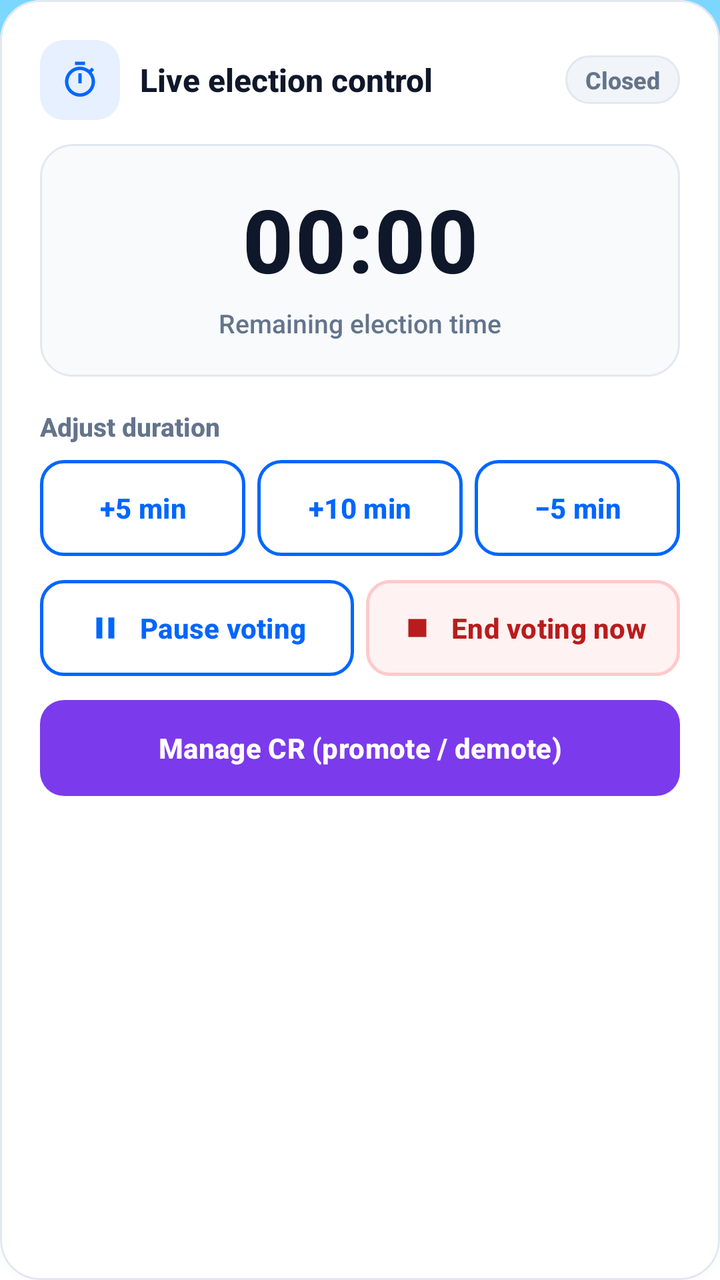
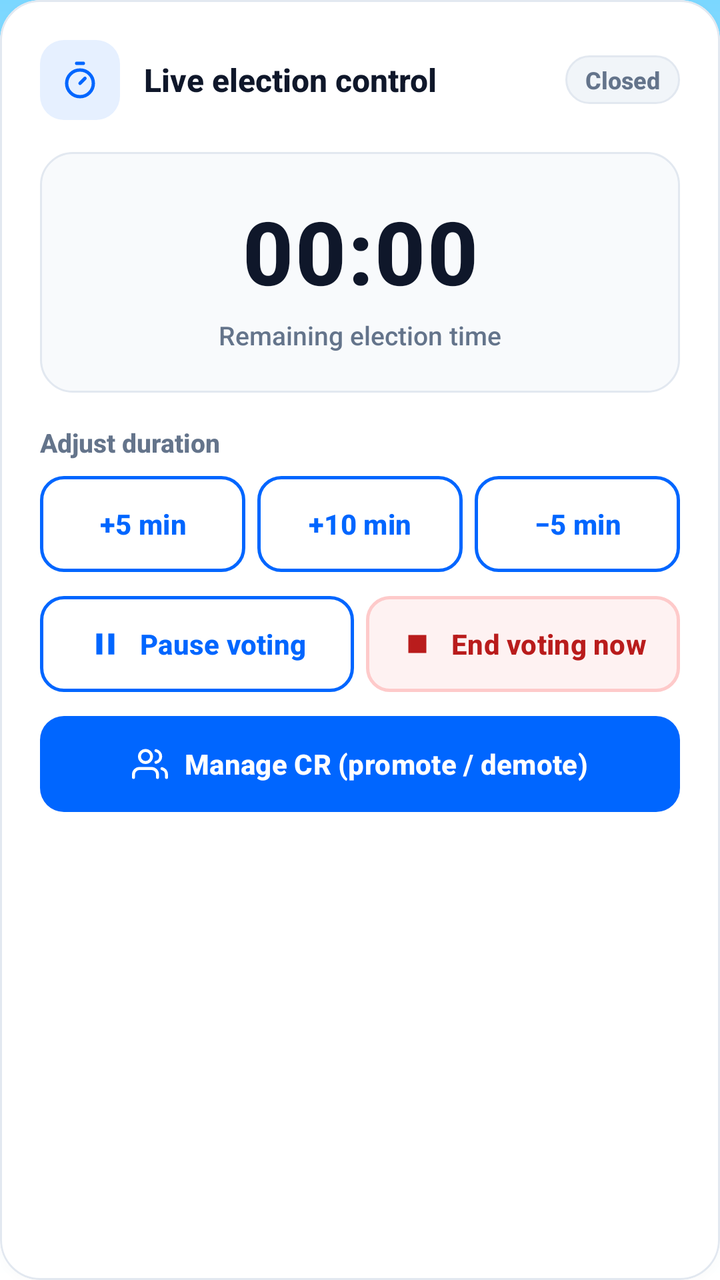

Screens rendered from an Android XML layout before and after an edit, with the pre-edit source and the edit as a unified diff.
<!-- AndroidManifest.xml: application theme Theme.CRConnect -->
<!-- res/layout/teacher_dashboard_control.xml -->
<?xml version="1.0" encoding="utf-8"?>
<com.google.android.material.card.MaterialCardView
    xmlns:android="http://schemas.android.com/apk/res/android"
    xmlns:app="http://schemas.android.com/apk/res-auto"
    xmlns:tools="http://schemas.android.com/tools"
    android:id="@+id/cardLiveElectionControls"
    android:layout_width="match_parent"
    android:layout_height="wrap_content"
    android:layout_marginBottom="16dp"
    android:hapticFeedbackEnabled="true"
    app:cardBackgroundColor="#FFFFFF"
    app:cardCornerRadius="20dp"
    app:cardElevation="2dp"
    app:strokeColor="#E2E8F0"
    app:strokeWidth="1dp"
    android:outlineAmbientShadowColor="#14000000"
    android:outlineSpotShadowColor="#14000000"
    tools:ignore="UnusedAttribute">

    <LinearLayout
        android:layout_width="match_parent"
        android:layout_height="wrap_content"
        android:orientation="vertical"
        android:padding="20dp">

        
        <RelativeLayout
            android:layout_width="match_parent"
            android:layout_height="wrap_content"
            android:layout_marginBottom="12dp">

            <LinearLayout
                android:layout_width="wrap_content"
                android:layout_height="wrap_content"
                android:layout_alignParentStart="true"
                android:layout_centerVertical="true"
                android:gravity="center_vertical"
                android:orientation="horizontal">

                
                <FrameLayout
                    android:layout_width="40dp"
                    android:layout_height="40dp"
                    android:background="@drawable/bg_icon_badge"
                    android:layout_marginEnd="10dp">
                    <ImageView
                        android:layout_width="20dp"
                        android:layout_height="20dp"
                        android:layout_gravity="center"
                        android:src="@drawable/ic_nav_timer"
                        app:tint="#0066FF" />
                </FrameLayout>

                <TextView
                    android:layout_width="wrap_content"
                    android:layout_height="wrap_content"
                    android:text="Live election control"
                    android:textColor="#0F172A"
                    android:textSize="16sp"
                    android:textStyle="bold" />
            </LinearLayout>

            <TextView
                android:id="@+id/tvAdminTimerStatus"
                android:layout_width="wrap_content"
                android:layout_height="wrap_content"
                android:layout_alignParentEnd="true"
                android:layout_centerVertical="true"
                android:background="@drawable/bg_chip_muted"
                android:paddingHorizontal="10dp"
                android:paddingVertical="4dp"
                android:text="Closed"
                android:textColor="#64748B"
                android:textSize="12sp"
                android:textStyle="bold" />
        </RelativeLayout>

        
        <LinearLayout
            android:layout_width="match_parent"
            android:layout_height="wrap_content"
            android:layout_marginBottom="16dp"
            android:background="@drawable/bg_timer_box"
            android:gravity="center_horizontal"
            android:orientation="vertical"
            android:paddingHorizontal="12dp"
            android:paddingVertical="18dp">

            <TextView
                android:id="@+id/tvAdminTimerDisplay"
                android:layout_width="wrap_content"
                android:layout_height="wrap_content"
                android:gravity="center_horizontal"
                android:letterSpacing="0.02"
                android:fontFeatureSettings="tnum"
                android:text="00:00"
                android:textAlignment="center"
                android:textColor="#0F172A"
                android:textSize="44sp"
                android:textStyle="bold" />

            <TextView
                android:layout_width="wrap_content"
                android:layout_height="wrap_content"
                android:layout_marginTop="4dp"
                android:gravity="center_horizontal"
                android:text="Remaining election time"
                android:textAlignment="center"
                android:textColor="#64748B"
                android:textSize="13sp" />
        </LinearLayout>

        
        <TextView
            android:layout_width="wrap_content"
            android:layout_height="wrap_content"
            android:layout_marginBottom="8dp"
            android:text="Adjust duration"
            android:textColor="#64748B"
            android:textSize="13sp"
            android:textStyle="bold" />

        
        <LinearLayout
            android:layout_width="match_parent"
            android:layout_height="wrap_content"
            android:layout_marginBottom="12dp"
            android:orientation="horizontal"
            android:weightSum="3">

            <com.google.android.material.button.MaterialButton
                android:id="@+id/btnExtend5Min"
                style="@style/Widget.Material3.Button.OutlinedButton"
                android:layout_width="0dp"
                android:layout_height="48dp"
                android:layout_marginEnd="6dp"
                android:layout_weight="1"
                android:hapticFeedbackEnabled="true"
                android:padding="0dp"
                android:text="+5 min"
                android:textAllCaps="false"
                android:textColor="#0066FF"
                android:textSize="14sp"
                android:textStyle="bold"
                app:strokeColor="#0066FF"
                app:strokeWidth="1.5dp"
                app:backgroundTint="#FFFFFF"
                app:cornerRadius="12dp"
                android:insetBottom="0dp"
                android:insetTop="0dp" />

            <com.google.android.material.button.MaterialButton
                android:id="@+id/btnExtend10Min"
                style="@style/Widget.Material3.Button.OutlinedButton"
                android:layout_width="0dp"
                android:layout_height="48dp"
                android:layout_marginEnd="6dp"
                android:layout_weight="1"
                android:hapticFeedbackEnabled="true"
                android:padding="0dp"
                android:text="+10 min"
                android:textAllCaps="false"
                android:textColor="#0066FF"
                android:textSize="14sp"
                android:textStyle="bold"
                app:strokeColor="#0066FF"
                app:strokeWidth="1.5dp"
                app:backgroundTint="#FFFFFF"
                app:cornerRadius="12dp"
                android:insetBottom="0dp"
                android:insetTop="0dp" />

            <com.google.android.material.button.MaterialButton
                android:id="@+id/btnReduce5Min"
                style="@style/Widget.Material3.Button.OutlinedButton"
                android:layout_width="0dp"
                android:layout_height="48dp"
                android:layout_weight="1"
                android:hapticFeedbackEnabled="true"
                android:padding="0dp"
                android:text="−5 min"
                android:textAllCaps="false"
                android:textColor="#0066FF"
                android:textSize="14sp"
                android:textStyle="bold"
                app:strokeColor="#0066FF"
                app:strokeWidth="1.5dp"
                app:backgroundTint="#FFFFFF"
                app:cornerRadius="12dp"
                android:insetBottom="0dp"
                android:insetTop="0dp" />
        </LinearLayout>

        
        <LinearLayout
            android:layout_width="match_parent"
            android:layout_height="wrap_content"
            android:orientation="horizontal"
            android:weightSum="2">

            <com.google.android.material.button.MaterialButton
                android:id="@+id/btnPauseResume"
                style="@style/Widget.Material3.Button.OutlinedButton"
                android:layout_width="0dp"
                android:layout_height="48dp"
                android:layout_marginEnd="6dp"
                android:layout_weight="1"
                android:hapticFeedbackEnabled="true"
                android:padding="0dp"
                android:text="Pause voting"
                android:textAllCaps="false"
                android:textColor="#0066FF"
                android:textSize="14sp"
                android:textStyle="bold"
                app:icon="@drawable/ic_pause"
                app:iconTint="#0066FF"
                app:iconSize="18dp"
                app:iconGravity="textStart"
                app:iconPadding="8dp"
                android:gravity="center"
                app:strokeColor="#0066FF"
                app:strokeWidth="1.5dp"
                app:backgroundTint="#FFFFFF"
                app:cornerRadius="12dp"
                android:insetBottom="0dp"
                android:insetTop="0dp" />

            <com.google.android.material.button.MaterialButton
                android:id="@+id/btnEndVotingNow"
                android:layout_width="0dp"
                android:layout_height="48dp"
                android:layout_weight="1"
                android:hapticFeedbackEnabled="true"
                android:padding="0dp"
                android:text="End voting now"
                android:textAllCaps="false"
                android:textColor="#B91C1C"
                android:textSize="14sp"
                android:textStyle="bold"
                app:icon="@drawable/ic_stop"
                app:iconTint="#B91C1C"
                app:iconSize="18dp"
                app:iconGravity="textStart"
                app:iconPadding="8dp"
                android:gravity="center"
                app:strokeColor="#FECACA"
                app:strokeWidth="1.5dp"
                app:backgroundTint="#FEF2F2"
                app:cornerRadius="12dp"
                android:insetBottom="0dp"
                android:insetTop="0dp" />
        </LinearLayout>

        
        <com.google.android.material.button.MaterialButton
            android:id="@+id/btnManageCR"
            android:layout_width="match_parent"
            android:layout_height="48dp"
            android:layout_marginTop="12dp"
            android:hapticFeedbackEnabled="true"
            android:text="Manage CR (promote / demote)"
            android:textAllCaps="false"
            android:textColor="#FFFFFF"
            android:textSize="14sp"
            android:textStyle="bold"
            app:backgroundTint="@color/primary"
            app:cornerRadius="12dp"
            android:insetBottom="0dp"
            android:insetTop="0dp" />

    </LinearLayout>
</com.google.android.material.card.MaterialCardView>
<!-- resources referenced by this layout -->
<resources>
  <color name="primary">#7C3AED</color>
  <!-- drawable bg_chip_muted (drawable) -->
  <?xml version="1.0" encoding="utf-8"?>
  <shape xmlns:android="http://schemas.android.com/apk/res/android"
      android:shape="rectangle">
      <solid android:color="#F1F5F9" />
      <corners android:radius="999dp" />
      <stroke android:width="1dp" android:color="#E2E8F0" />
  </shape>
  <!-- drawable bg_icon_badge (drawable) -->
  <?xml version="1.0" encoding="utf-8"?>
  <shape xmlns:android="http://schemas.android.com/apk/res/android"
      android:shape="rectangle">
      <solid android:color="#E6F0FF"/>
      <corners android:radius="12dp"/>
  </shape>
  <!-- drawable bg_timer_box (drawable) -->
  <?xml version="1.0" encoding="utf-8"?>
  <shape xmlns:android="http://schemas.android.com/apk/res/android"
      android:shape="rectangle">
      <solid android:color="#F8FAFC" />
      <corners android:radius="16dp" />
      <stroke android:width="1dp" android:color="#E2E8F0" />
  </shape>
  <!-- drawable ic_nav_timer (drawable) -->
  <vector xmlns:android="http://schemas.android.com/apk/res/android"
      android:width="24dp"
      android:height="24dp"
      android:viewportWidth="24"
      android:viewportHeight="24">
      <path
          android:fillColor="#FFFFFFFF"
          android:pathData="M15,1H9v2h6V1zM11,14h2V8h-2V14zM19.03,7.39l1.42,-1.42c-0.43,-0.51 -0.9,-0.99 -1.41,-1.41l-1.42,1.42C16.07,4.74 14.12,4 12,4c-4.97,0 -9,4.03 -9,9s4.03,9 9,9s9,-4.03 9,-9c0,-2.12 -0.74,-4.07 -1.97,-5.61zM12,20c-3.87,0 -7,-3.13 -7,-7s3.13,-7 7,-7s7,3.13 7,7s-3.13,7 -7,7z"/>
  </vector>
  <!-- drawable ic_pause (drawable) -->
  <vector xmlns:android="http://schemas.android.com/apk/res/android"
      android:width="24dp"
      android:height="24dp"
      android:viewportWidth="24"
      android:viewportHeight="24">
      <path
          android:fillColor="#FFFFFFFF"
          android:pathData="M6,19h4V5H6v14zm8,-14v14h4V5h-4z"/>
  </vector>
  <!-- drawable ic_stop (drawable) -->
  <vector xmlns:android="http://schemas.android.com/apk/res/android"
      android:width="24dp"
      android:height="24dp"
      android:viewportWidth="24"
      android:viewportHeight="24">
      <path
          android:fillColor="#FFFFFFFF"
          android:pathData="M6,6h12v12H6z"/>
  </vector>
  <style name="Theme.CRConnect" parent="Base.Theme.CRConnect" />
  <color name="primary_pressed">#0052CC</color>
  <!-- drawable bg_gradient (drawable) -->
  <?xml version="1.0" encoding="utf-8"?>
  <shape xmlns:android="http://schemas.android.com/apk/res/android"
      android:shape="rectangle">
      <gradient
          android:angle="270"
          android:startColor="#7BD7FF"
          android:centerColor="#D1F2FF"
          android:endColor="#FFFFFF"
          android:type="linear" />
  </shape>
  <color name="card_bg">#FFFFFF</color>
  <color name="title_text">#0F172A</color>
  <color name="muted_text">#64748B</color>
  <color name="error_red">#DC2626</color>
  <!-- unchanged entries left out for length: 1 -->
</resources>

<!-- the commit's change to res/layout/teacher_dashboard_control.xml (unified diff, before → after) -->
@@ -27,7 +27,7 @@
         <RelativeLayout
             android:layout_width="match_parent"
             android:layout_height="wrap_content"
-            android:layout_marginBottom="12dp">
+            android:layout_marginBottom="16dp">
 
             <LinearLayout
                 android:layout_width="wrap_content"
@@ -42,13 +42,14 @@
                     android:layout_width="40dp"
                     android:layout_height="40dp"
                     android:background="@drawable/bg_icon_badge"
-                    android:layout_marginEnd="10dp">
+                    android:layout_marginEnd="12dp">
                     <ImageView
                         android:layout_width="20dp"
                         android:layout_height="20dp"
                         android:layout_gravity="center"
                         android:src="@drawable/ic_nav_timer"
-                        app:tint="#0066FF" />
+                        app:tint="#0066FF"
+                        tools:ignore="ContentDescription" />
                 </FrameLayout>
 
                 <TextView
@@ -83,16 +84,16 @@
             android:background="@drawable/bg_timer_box"
             android:gravity="center_horizontal"
             android:orientation="vertical"
-            android:paddingHorizontal="12dp"
-            android:paddingVertical="18dp">
+            android:padding="20dp">
 
             <TextView
                 android:id="@+id/tvAdminTimerDisplay"
                 android:layout_width="wrap_content"
                 android:layout_height="wrap_content"
+                android:fontFamily="sans-serif-monospace"
+                android:fontFeatureSettings="tnum"
                 android:gravity="center_horizontal"
                 android:letterSpacing="0.02"
-                android:fontFeatureSettings="tnum"
                 android:text="00:00"
                 android:textAlignment="center"
                 android:textColor="#0F172A"
@@ -136,18 +137,18 @@
                 android:layout_marginEnd="6dp"
                 android:layout_weight="1"
                 android:hapticFeedbackEnabled="true"
+                android:insetTop="0dp"
+                android:insetBottom="0dp"
                 android:padding="0dp"
                 android:text="+5 min"
                 android:textAllCaps="false"
                 android:textColor="#0066FF"
                 android:textSize="14sp"
                 android:textStyle="bold"
-                app:strokeColor="#0066FF"
-                app:strokeWidth="1.5dp"
-                app:backgroundTint="#FFFFFF"
-                app:cornerRadius="12dp"
-                android:insetBottom="0dp"
-                android:insetTop="0dp" />
+                app:backgroundTint="#FFFFFF"
+                app:cornerRadius="12dp"
+                app:strokeColor="#0066FF"
+                app:strokeWidth="1.5dp" />
 
             <com.google.android.material.button.MaterialButton
                 android:id="@+id/btnExtend10Min"
@@ -157,18 +158,18 @@
                 android:layout_marginEnd="6dp"
                 android:layout_weight="1"
                 android:hapticFeedbackEnabled="true"
+                android:insetTop="0dp"
+                android:insetBottom="0dp"
                 android:padding="0dp"
                 android:text="+10 min"
                 android:textAllCaps="false"
                 android:textColor="#0066FF"
                 android:textSize="14sp"
                 android:textStyle="bold"
-                app:strokeColor="#0066FF"
-                app:strokeWidth="1.5dp"
-                app:backgroundTint="#FFFFFF"
-                app:cornerRadius="12dp"
-                android:insetBottom="0dp"
-                android:insetTop="0dp" />
+                app:backgroundTint="#FFFFFF"
+                app:cornerRadius="12dp"
+                app:strokeColor="#0066FF"
+                app:strokeWidth="1.5dp" />
 
             <com.google.android.material.button.MaterialButton
                 android:id="@+id/btnReduce5Min"
@@ -177,18 +178,18 @@
                 android:layout_height="48dp"
                 android:layout_weight="1"
                 android:hapticFeedbackEnabled="true"
+                android:insetTop="0dp"
+                android:insetBottom="0dp"
                 android:padding="0dp"
                 android:text="−5 min"
                 android:textAllCaps="false"
                 android:textColor="#0066FF"
                 android:textSize="14sp"
                 android:textStyle="bold"
-                app:strokeColor="#0066FF"
-                app:strokeWidth="1.5dp"
-                app:backgroundTint="#FFFFFF"
-                app:cornerRadius="12dp"
-                android:insetBottom="0dp"
-                android:insetTop="0dp" />
+                app:backgroundTint="#FFFFFF"
+                app:cornerRadius="12dp"
+                app:strokeColor="#0066FF"
+                app:strokeWidth="1.5dp" />
         </LinearLayout>
 
         
@@ -205,50 +206,50 @@
                 android:layout_height="48dp"
                 android:layout_marginEnd="6dp"
                 android:layout_weight="1"
-                android:hapticFeedbackEnabled="true"
+                android:gravity="center"
+                android:hapticFeedbackEnabled="true"
+                android:insetTop="0dp"
+                android:insetBottom="0dp"
                 android:padding="0dp"
                 android:text="Pause voting"
                 android:textAllCaps="false"
                 android:textColor="#0066FF"
                 android:textSize="14sp"
                 android:textStyle="bold"
+                app:backgroundTint="#FFFFFF"
+                app:cornerRadius="12dp"
                 app:icon="@drawable/ic_pause"
-                app:iconTint="#0066FF"
-                app:iconSize="18dp"
                 app:iconGravity="textStart"
                 app:iconPadding="8dp"
+                app:iconSize="18dp"
+                app:iconTint="#0066FF"
+                app:strokeColor="#0066FF"
+                app:strokeWidth="1.5dp" />
+
+            <com.google.android.material.button.MaterialButton
+                android:id="@+id/btnEndVotingNow"
+                android:layout_width="0dp"
+                android:layout_height="48dp"
+                android:layout_weight="1"
                 android:gravity="center"
-                app:strokeColor="#0066FF"
-                app:strokeWidth="1.5dp"
-                app:backgroundTint="#FFFFFF"
-                app:cornerRadius="12dp"
-                android:insetBottom="0dp"
-                android:insetTop="0dp" />
-
-            <com.google.android.material.button.MaterialButton
-                android:id="@+id/btnEndVotingNow"
-                android:layout_width="0dp"
-                android:layout_height="48dp"
-                android:layout_weight="1"
-                android:hapticFeedbackEnabled="true"
+                android:hapticFeedbackEnabled="true"
+                android:insetTop="0dp"
+                android:insetBottom="0dp"
                 android:padding="0dp"
                 android:text="End voting now"
                 android:textAllCaps="false"
                 android:textColor="#B91C1C"
                 android:textSize="14sp"
                 android:textStyle="bold"
+                app:backgroundTint="#FEF2F2"
+                app:cornerRadius="12dp"
                 app:icon="@drawable/ic_stop"
-                app:iconTint="#B91C1C"
-                app:iconSize="18dp"
                 app:iconGravity="textStart"
                 app:iconPadding="8dp"
-                android:gravity="center"
+                app:iconSize="18dp"
+                app:iconTint="#B91C1C"
                 app:strokeColor="#FECACA"
-                app:strokeWidth="1.5dp"
-                app:backgroundTint="#FEF2F2"
-                app:cornerRadius="12dp"
-                android:insetBottom="0dp"
-                android:insetTop="0dp" />
+                app:strokeWidth="1.5dp" />
         </LinearLayout>
 
         
@@ -257,16 +258,22 @@
             android:layout_width="match_parent"
             android:layout_height="48dp"
             android:layout_marginTop="12dp"
+            android:gravity="center"
             android:hapticFeedbackEnabled="true"
+            android:insetTop="0dp"
+            android:insetBottom="0dp"
             android:text="Manage CR (promote / demote)"
             android:textAllCaps="false"
             android:textColor="#FFFFFF"
             android:textSize="14sp"
             android:textStyle="bold"
-            app:backgroundTint="@color/primary"
+            app:backgroundTint="#0066FF"
             app:cornerRadius="12dp"
-            android:insetBottom="0dp"
-            android:insetTop="0dp" />
+            app:icon="@drawable/ic_users"
+            app:iconGravity="textStart"
+            app:iconPadding="8dp"
+            app:iconSize="18dp"
+            app:iconTint="#FFFFFF" />
 
     </LinearLayout>
 </com.google.android.material.card.MaterialCardView>
<!-- resource entries referenced after the edit -->
@@ -1,6 +1,6 @@
 <!-- resources referenced by this layout -->
 <resources>
-  <color name="primary">#7C3AED</color>
+  <color name="primary">#0066FF</color>
   <!-- drawable bg_chip_muted (drawable) -->
   <?xml version="1.0" encoding="utf-8"?>
   <shape xmlns:android="http://schemas.android.com/apk/res/android"
@@ -25,14 +25,18 @@
       <stroke android:width="1dp" android:color="#E2E8F0" />
   </shape>
   <!-- drawable ic_nav_timer (drawable) -->
+  <?xml version="1.0" encoding="utf-8"?>
   <vector xmlns:android="http://schemas.android.com/apk/res/android"
       android:width="24dp"
       android:height="24dp"
       android:viewportWidth="24"
       android:viewportHeight="24">
       <path
-          android:fillColor="#FFFFFFFF"
-          android:pathData="M15,1H9v2h6V1zM11,14h2V8h-2V14zM19.03,7.39l1.42,-1.42c-0.43,-0.51 -0.9,-0.99 -1.41,-1.41l-1.42,1.42C16.07,4.74 14.12,4 12,4c-4.97,0 -9,4.03 -9,9s4.03,9 9,9s9,-4.03 9,-9c0,-2.12 -0.74,-4.07 -1.97,-5.61zM12,20c-3.87,0 -7,-3.13 -7,-7s3.13,-7 7,-7s7,3.13 7,7s-3.13,7 -7,7z"/>
+          android:pathData="M10,2h4 M12,14l3,-3 M12,6a8,8 0 1,0 8,8a8,8 0 0,0 -8,-8z"
+          android:strokeWidth="2"
+          android:strokeColor="#FFFFFFFF"
+          android:strokeLineCap="round"
+          android:strokeLineJoin="round"/>
   </vector>
   <!-- drawable ic_pause (drawable) -->
   <vector xmlns:android="http://schemas.android.com/apk/res/android"
@@ -54,6 +58,20 @@
           android:fillColor="#FFFFFFFF"
           android:pathData="M6,6h12v12H6z"/>
   </vector>
+  <!-- drawable ic_users (drawable) -->
+  <?xml version="1.0" encoding="utf-8"?>
+  <vector xmlns:android="http://schemas.android.com/apk/res/android"
+      android:width="20dp"
+      android:height="20dp"
+      android:viewportWidth="24"
+      android:viewportHeight="24">
+      <path
+          android:pathData="M17,21v-2a4,4 0,0 0,-4 -4H5a4,4 0,0 0,-4 4v2 M16,3.1a4,4 0,0 1 0,7.8 M23,21v-2a4,4 0,0 0,-3 -3.9M9,11a4,4 0,1 0,0 -8,4,4 0,0 0,0 8z"
+          android:strokeWidth="2"
+          android:strokeColor="#FFFFFF"
+          android:strokeLineCap="round"
+          android:strokeLineJoin="round"/>
+  </vector>
   <style name="Theme.CRConnect" parent="Base.Theme.CRConnect" />
   <color name="primary_pressed">#0052CC</color>
   <!-- drawable bg_gradient (drawable) -->
